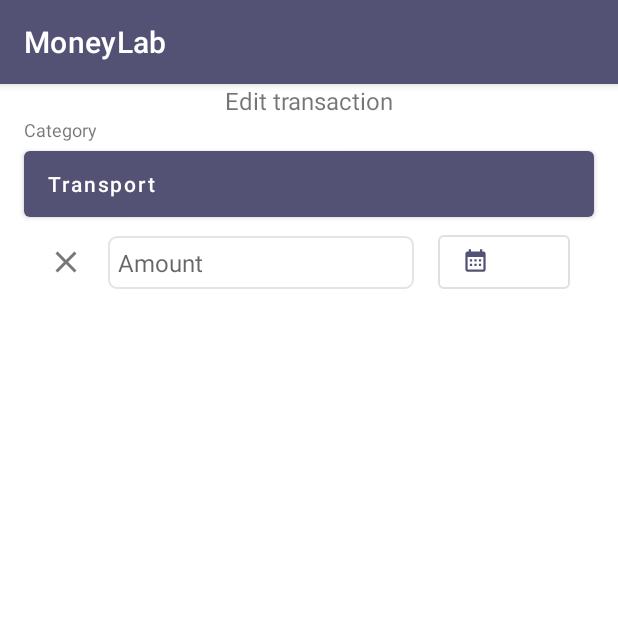
After one commit to GholemHub/MoneyLab2, an Android app: the EditTransactionFragment screen opened through its navigation route, on a phone screen of 412 x 824 dp, the top half of it. The commit adds this screen. Run offline under Robolectric (Android 15) with nearby library versions, the phone set to English and light mode, and no system bars; our stand-ins replace Dagger/Hilt's generated code, Room's generated code, Timber, navigation-ui; 4 statements that could not run were skipped.

Commit message:
[G] Edit item

```diff
--- a/app/src/main/java/com/gholem/moneylab/features/chart/ChartFragment.kt
+++ b/app/src/main/java/com/gholem/moneylab/features/chart/ChartFragment.kt
@@ -5,6 +5,7 @@
 import com.gholem.moneylab.arch.base.BaseFragment
 import com.gholem.moneylab.databinding.FragmentChartBinding
 import com.gholem.moneylab.features.chart.adapter.ChartAdapter
+import com.gholem.moneylab.features.chart.navigation.ChartNavigation
 import com.gholem.moneylab.features.chart.viewmodel.ChartViewModel
 import com.gholem.moneylab.util.observeWithLifecycle
 import dagger.hilt.android.AndroidEntryPoint
@@ -13,8 +14,10 @@
 class ChartFragment : BaseFragment<FragmentChartBinding,ChartViewModel>() {
 
     private val viewModel: ChartViewModel by viewModels()
-
-    private val dataAdapter = ChartAdapter()
+    lateinit var navigation: ChartNavigation
+    private val dataAdapter : ChartAdapter by lazy {
+        ChartAdapter{ navigateToEditTransaction() }
+    }
 
     override fun constructViewBinding(): FragmentChartBinding  =
         FragmentChartBinding.inflate(layoutInflater)
@@ -28,6 +31,10 @@
                 hasFixedSize()
                 this.adapter = dataAdapter
             }
+    }
+
+    private fun navigateToEditTransaction() {
+        viewModel.navigateToEditTransaction()
     }
 
     override fun onResume() {
@@ -46,6 +53,12 @@
     }
 
     override fun setupNavigation() {
+        navigation = ChartNavigation(navControllerWrapper)
+        viewModel.navigation.observe(this, navigation::navigate)
+    }
+
+    companion object {
+        const val EDIT_ITEM = "EDIT_ITEM"
 
     }
 }
--- a/app/src/main/java/com/gholem/moneylab/features/chart/adapter/ChartAdapter.kt
+++ b/app/src/main/java/com/gholem/moneylab/features/chart/adapter/ChartAdapter.kt
@@ -9,7 +9,7 @@
 import com.gholem.moneylab.domain.model.ChartTransactionItem
 import com.gholem.moneylab.features.chart.adapter.viewholder.ChartViewHolder
 
-class ChartAdapter : RecyclerView.Adapter<ChartViewHolder>() {
+class ChartAdapter(val navigateToEditTransaction: () -> Unit) : RecyclerView.Adapter<ChartViewHolder>() {
 
     private var adapterData: List<ChartTransactionItem> = emptyList()
 
@@ -31,6 +31,13 @@
 
     override fun getItemCount(): Int = adapterData.size
 
+    override fun getItemViewType(position: Int): Int {
+        return when (adapterData[position]) {
+            is ChartTransactionItem.ChartDate -> R.layout.item_chart_date
+            is ChartTransactionItem.ChartTransaction -> R.layout.item_chart_transaction
+        }
+    }
+
     private fun createChartDateHolder(
         parent: ViewGroup
     ): ChartViewHolder.ChartDateViewHolder {
@@ -43,13 +50,6 @@
         return ChartViewHolder.ChartDateViewHolder(binding)
     }
 
-    override fun getItemViewType(position: Int): Int {
-        return when (adapterData[position]) {
-            is ChartTransactionItem.ChartDate -> R.layout.item_chart_date
-            is ChartTransactionItem.ChartTransaction -> R.layout.item_chart_transaction
-        }
-    }
-
     private fun createChartTransactionHolder(
         parent: ViewGroup
     ): ChartViewHolder.ChartTransactionViewHolder {
@@ -59,7 +59,11 @@
             false
         )
 
-        return ChartViewHolder.ChartTransactionViewHolder(binding)
+        return ChartViewHolder.ChartTransactionViewHolder(binding).also {
+            binding.root.setOnClickListener {
+                navigateToEditTransaction.invoke()
+            }
+        }
     }
 
     fun updateData(listOfTransaction: List<ChartTransactionItem>) {
--- /dev/null
+++ b/app/src/main/java/com/gholem/moneylab/features/chart/navigation/ChartNavigation.kt
@@ -0,0 +1,17 @@
+package com.gholem.moneylab.features.chart.navigation
+
+import com.gholem.moneylab.arch.nav.NavControllerWrapper
+import com.gholem.moneylab.arch.nav.NavigationController
+import javax.inject.Inject
+import com.gholem.moneylab.features.chart.ChartFragmentDirections.Companion.actionChartFragmentToEditTransactionFragment
+
+class ChartNavigation @Inject constructor(
+    private val navControllerWrapper: NavControllerWrapper
+) : NavigationController<ChartNavigationEvent> {
+    override fun navigate(event: ChartNavigationEvent) {
+        when (event) {
+            ChartNavigationEvent.ToEditTransaction ->
+                navControllerWrapper.navigate(actionChartFragmentToEditTransactionFragment())
+        }
+    }
+}
--- /dev/null
+++ b/app/src/main/java/com/gholem/moneylab/features/chart/navigation/ChartNavigationEvent.kt
@@ -0,0 +1,5 @@
+package com.gholem.moneylab.features.chart.navigation
+
+sealed class ChartNavigationEvent {
+    object ToEditTransaction : ChartNavigationEvent()
+}
--- a/app/src/main/java/com/gholem/moneylab/features/chart/viewmodel/ChartViewModel.kt
+++ b/app/src/main/java/com/gholem/moneylab/features/chart/viewmodel/ChartViewModel.kt
@@ -2,9 +2,12 @@
 
 import androidx.lifecycle.ViewModel
 import androidx.lifecycle.viewModelScope
+import com.gholem.moneylab.arch.nav.NavigationLiveData
 import com.gholem.moneylab.domain.model.ChartTransactionItem
 import com.gholem.moneylab.domain.model.Transaction
 import com.gholem.moneylab.features.add.domain.GetTransactionListUseCase
+import com.gholem.moneylab.features.add.navigation.AddNavigationEvent
+import com.gholem.moneylab.features.chart.navigation.ChartNavigationEvent
 import dagger.hilt.android.lifecycle.HiltViewModel
 import kotlinx.coroutines.channels.Channel
 import kotlinx.coroutines.flow.receiveAsFlow
@@ -16,8 +19,15 @@
     private val getTransactionListUseCase: GetTransactionListUseCase
 ) : ViewModel() {
 
+    val navigation: NavigationLiveData<ChartNavigationEvent> =
+        NavigationLiveData()
+
     private val _actions = Channel<Action>(Channel.BUFFERED)
     val actions = _actions.receiveAsFlow()
+
+    fun navigateToEditTransaction() = viewModelScope.launch {
+        navigation.emit(ChartNavigationEvent.ToEditTransaction)
+    }
 
     fun fetchTransactionList() = viewModelScope.launch {
         val transactions = getTransactionListUseCase.run(Unit)
--- /dev/null
+++ b/app/src/main/java/com/gholem/moneylab/features/editTransaction/EditTransactionFragment.kt
@@ -0,0 +1,19 @@
+package com.gholem.moneylab.features.editTransaction
+
+import android.os.Bundle
+import androidx.fragment.app.Fragment
+import android.view.LayoutInflater
+import android.view.View
+import android.view.ViewGroup
+import com.gholem.moneylab.R
+
+class EditTransactionFragment : Fragment() {
+
+    override fun onCreateView(
+        inflater: LayoutInflater, container: ViewGroup?,
+        savedInstanceState: Bundle?
+    ): View? {
+        // Inflate the layout for this fragment
+        return inflater.inflate(R.layout.fragment_edit_transaction, container, false)
+    }
+}
--- /dev/null
+++ b/app/src/main/java/com/gholem/moneylab/features/editTransaction/viewmodel/EditTransactionViewModel.kt
@@ -0,0 +1,16 @@
+package com.gholem.moneylab.features.editTransaction.viewmodel
+
+
+import androidx.navigation.Navigation.findNavController
+import androidx.navigation.fragment.findNavController
+import com.gholem.moneylab.features.chart.ChartFragment
+import com.gholem.moneylab.features.createNewCategory.CreateNewCategoryFragment
+
+class EditTransactionViewModel {
+
+    fun getEditItem(){
+        findNavController().currentBackStackEntry?.savedStateHandle?.getLiveData<Long>(
+            CreateNewCategoryFragment.KEY_CATEGORY_CHOOSE
+        )
+    }
+}
--- /dev/null
+++ b/app/src/main/res/layout/fragment_edit_transaction.xml
@@ -0,0 +1,101 @@
+<?xml version="1.0" encoding="utf-8"?>
+<androidx.constraintlayout.widget.ConstraintLayout xmlns:android="http://schemas.android.com/apk/res/android"
+    xmlns:tools="http://schemas.android.com/tools"
+    android:layout_width="match_parent"
+    android:layout_height="match_parent"
+    xmlns:app="http://schemas.android.com/apk/res-auto"
+    tools:context=".features.editTransaction.EditTransactionFragment">
+
+    <TextView
+        android:gravity="center|top"
+        android:layout_width="wrap_content"
+        android:layout_height="wrap_content"
+        android:text="@string/edit_view"
+        android:textSize="@dimen/margin_default"
+        app:layout_constraintStart_toStartOf="parent"
+        app:layout_constraintEnd_toEndOf="parent"
+        app:layout_constraintTop_toTopOf="parent"
+        android:id="@+id/edit_text_view"
+        />
+
+    <TextView
+    android:id="@+id/item_category_header"
+    android:layout_width="0dp"
+    android:layout_height="wrap_content"
+    android:text="@string/transaction_category"
+    android:textSize="@dimen/app_text_size_micro"
+    app:layout_constraintEnd_toEndOf="parent"
+    app:layout_constraintStart_toStartOf="parent"
+    android:layout_marginStart="@dimen/margin_default"
+    android:layout_marginEnd="@dimen/margin_default"
+    app:layout_constraintTop_toBottomOf="@id/edit_text_view"
+        />
+
+    <Button
+        android:id="@+id/category_button"
+        android:layout_width="match_parent"
+        android:layout_height="@dimen/button_primary_height"
+        android:drawablePadding="@dimen/margin_default"
+        android:drawableTint="@color/white"
+        android:text="@string/category_transport"
+        android:textAlignment="viewStart"
+        android:textAllCaps="false"
+        android:layout_marginStart="@dimen/margin_default"
+        android:layout_marginEnd="@dimen/margin_default"
+        app:layout_constraintEnd_toEndOf="parent"
+        app:layout_constraintStart_toStartOf="parent"
+        app:layout_constraintTop_toBottomOf="@id/item_category_header"
+        tools:drawableEnd="@drawable/ic_category_transport" />
+
+    <androidx.constraintlayout.widget.ConstraintLayout
+        android:layout_width="match_parent"
+        android:layout_height="wrap_content"
+        android:paddingStart="@dimen/margin_default"
+        android:paddingEnd="@dimen/margin_default"
+        app:layout_constraintTop_toBottomOf="@+id/category_button"
+        android:layout_marginStart="@dimen/margin_default"
+        android:layout_marginEnd="@dimen/margin_default"
+        >
+
+        <ImageView
+            android:id="@+id/remove_category_from_recycler"
+            android:layout_width="wrap_content"
+            android:layout_height="wrap_content"
+            app:layout_constraintBottom_toBottomOf="parent"
+            app:layout_constraintStart_toStartOf="parent"
+            app:layout_constraintTop_toTopOf="parent"
+            app:srcCompat="@drawable/ic_baseline_close_24"
+            app:tint="@color/silver" />
+
+        <com.google.android.material.textfield.TextInputEditText
+            android:id="@+id/amount"
+            android:layout_width="0dp"
+            android:layout_height="wrap_content"
+            android:layout_marginStart="@dimen/margin_default"
+            android:layout_marginEnd="@dimen/margin_default"
+            android:background="@drawable/bg_edit_text"
+            android:hint="@string/transaction_amount_hint"
+            android:textSize="@dimen/app_text_size_default"
+            app:layout_constraintBottom_toBottomOf="parent"
+            app:layout_constraintEnd_toStartOf="@id/set_date_btn"
+            app:layout_constraintStart_toEndOf="@+id/remove_category_from_recycler"
+            app:layout_constraintTop_toTopOf="parent"
+            />
+
+        <Button
+            android:id="@+id/set_date_btn"
+            style="@style/Widget.MaterialComponents.Button.OutlinedButton"
+            android:layout_width="wrap_content"
+            android:layout_height="wrap_content"
+            android:textSize="@dimen/app_text_size_micro"
+            app:icon="@drawable/ic_calendar"
+            app:iconPadding="@dimen/margin_0.5x"
+            app:iconSize="@dimen/image_size_small"
+            app:layout_constraintBottom_toBottomOf="parent"
+            app:layout_constraintEnd_toEndOf="parent"
+            app:layout_constraintTop_toTopOf="parent"
+            tools:text="25.07.22" />
+
+    </androidx.constraintlayout.widget.ConstraintLayout>
+
+</androidx.constraintlayout.widget.ConstraintLayout>
--- a/app/src/main/res/navigation/chart_navigation.xml
+++ b/app/src/main/res/navigation/chart_navigation.xml
@@ -9,5 +9,14 @@
         android:id="@+id/chart_fragment"
         android:name="com.gholem.moneylab.features.chart.ChartFragment"
         android:label="Chart"
-        tools:layout="@layout/fragment_chart" />
+        tools:layout="@layout/fragment_chart" >
+        <action
+            android:id="@+id/actionChartFragmentToEditTransactionFragment"
+            app:destination="@id/editTransactionFragment" />
+    </fragment>
+    <fragment
+        android:id="@+id/editTransactionFragment"
+        android:name="com.gholem.moneylab.features.editTransaction.EditTransactionFragment"
+        android:label="fragment_edit_transaction"
+        tools:layout="@layout/fragment_edit_transaction" />
 </navigation>
--- a/app/src/main/res/values/strings.xml
+++ b/app/src/main/res/values/strings.xml
@@ -18,6 +18,9 @@
     <string name="category_food">Food</string>
     <string name="done">Done</string>
     <string name="choose_image">Choose image</string>
+    <!-- TODO: Remove or change this placeholder text -->
+    <string name="hello_blank_fragment">Hello blank fragment</string>
+    <string name="edit_view">Edit transaction</string>
 
 
 </resources>
```
